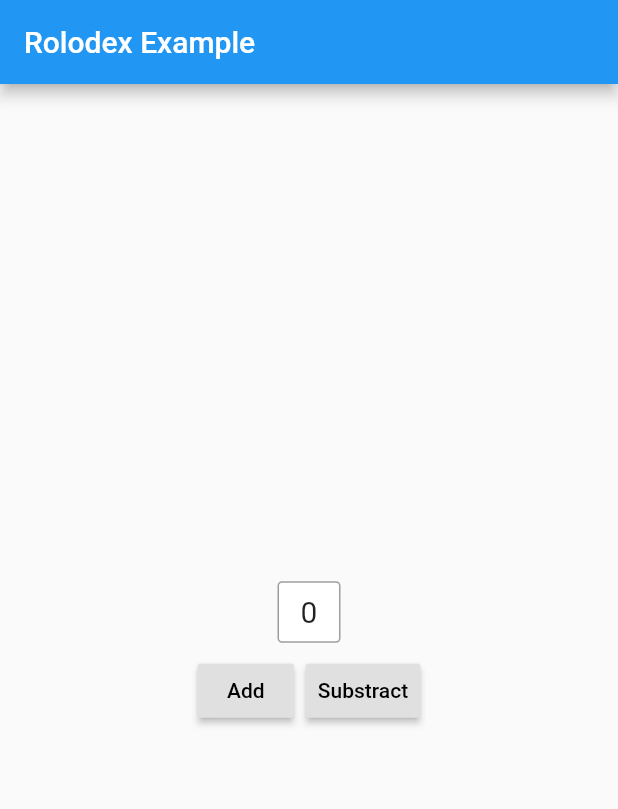
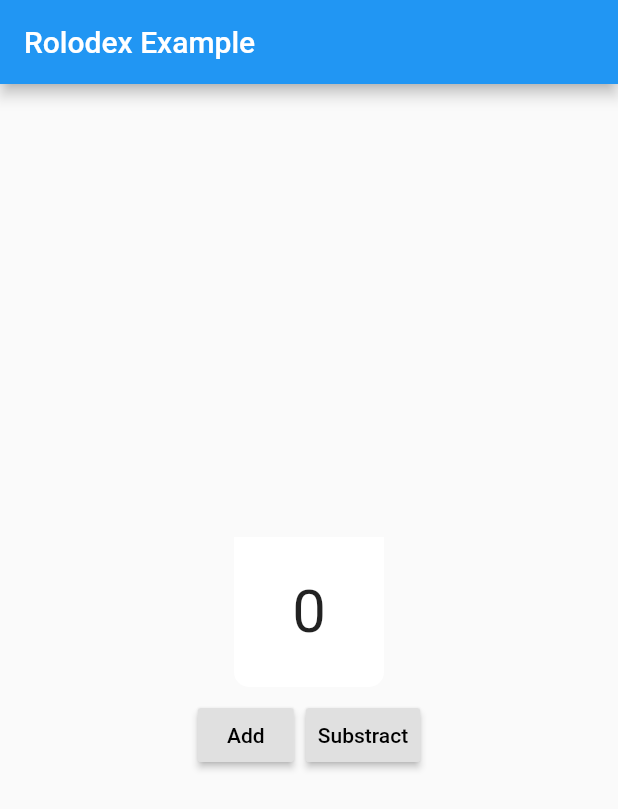
Before and after one commit to aryzhov/flutter-rolodex, a Flutter app: the screen it shows after launch, on a phone screen of 412 x 824 dp. Shown: the top 809 px of the screen. Run offline on Flutter 3.47's test engine with Material 2 defaults, Android fonts, the phone set to English and light mode, and no system bars.

Commit message:
Simplified clipping

```diff
--- a/example/lib/main.dart
+++ b/example/lib/main.dart
@@ -33,20 +33,13 @@ class _MyAppState extends State<MyApp> {
           children: <Widget>[
             Rolodex(
               value: value,
-              builder: (context) => Container(
-                decoration: const BoxDecoration(
-                  color: Colors.white,
-                  border: const Border.fromBorderSide(const BorderSide(color: Colors.grey)),
-//                border: Border.all(color: Colors.grey),
-                  borderRadius: const BorderRadius.all(const Radius.circular(3.0)),
-                ),
-                child: SizedBox(
-                  width: 40,
-                  child: Center(
-                    child: Padding(
-                      padding: const EdgeInsets.all(8.0),
-                      child: Text("$value", style: TextStyle(fontSize: 20), softWrap: false, overflow: TextOverflow.fade,),
-                    ),
+              builder: (context) => SizedBox(
+                width: 100,
+                height: 100,
+                child: Center(
+                  child: Padding(
+                    padding: const EdgeInsets.all(20.0),
+                    child: Text("$value", style: TextStyle(fontSize: 40), softWrap: false, overflow: TextOverflow.fade,),
                   ),
                 ),
               ),
--- a/lib/rolodex.dart
+++ b/lib/rolodex.dart
@@ -1,4 +1,5 @@
 import 'dart:async';
+import 'package:flutter/cupertino.dart';
 import 'package:flutter/material.dart';
 
 // A comparator that compares comparable values
@@ -24,6 +25,14 @@ class _RolodexCard<T> extends StatelessWidget {
       animation: item.animation,
       builder: (context, child) {
         Widget w = item.rolodex.builder(context);
+        w = DecoratedBox(
+          child: w,
+          decoration: BoxDecoration(
+            color: Colors.white,
+          ),
+          position: DecorationPosition.background,
+        );
+
         if(topItem != null) {
           final w0 = w;
           w = AnimatedBuilder(
@@ -33,12 +42,18 @@ class _RolodexCard<T> extends StatelessWidget {
                 child: w0,
                 decoration: BoxDecoration(
                   color: Colors.black26.withOpacity(topItem.animation.value * 0.6),
+//                    color: Colors.black26.withOpacity((1.0 - item.animation.value + topItem.animation.value) * 0.6),
                 ),
                 position: DecorationPosition.foreground,
               );
             }
           );
         }
+        w = ClipRRect(
+          borderRadius: BorderRadius.only(bottomLeft: Radius.circular(10), bottomRight: Radius.circular(10)),
+          child: w,
+          clipBehavior: Clip.antiAlias,
+        );
         return Transform(
           origin: Offset.zero,
           transform: Matrix4.diagonal3Values(1.0, item.animation.value, 1.0),
```
